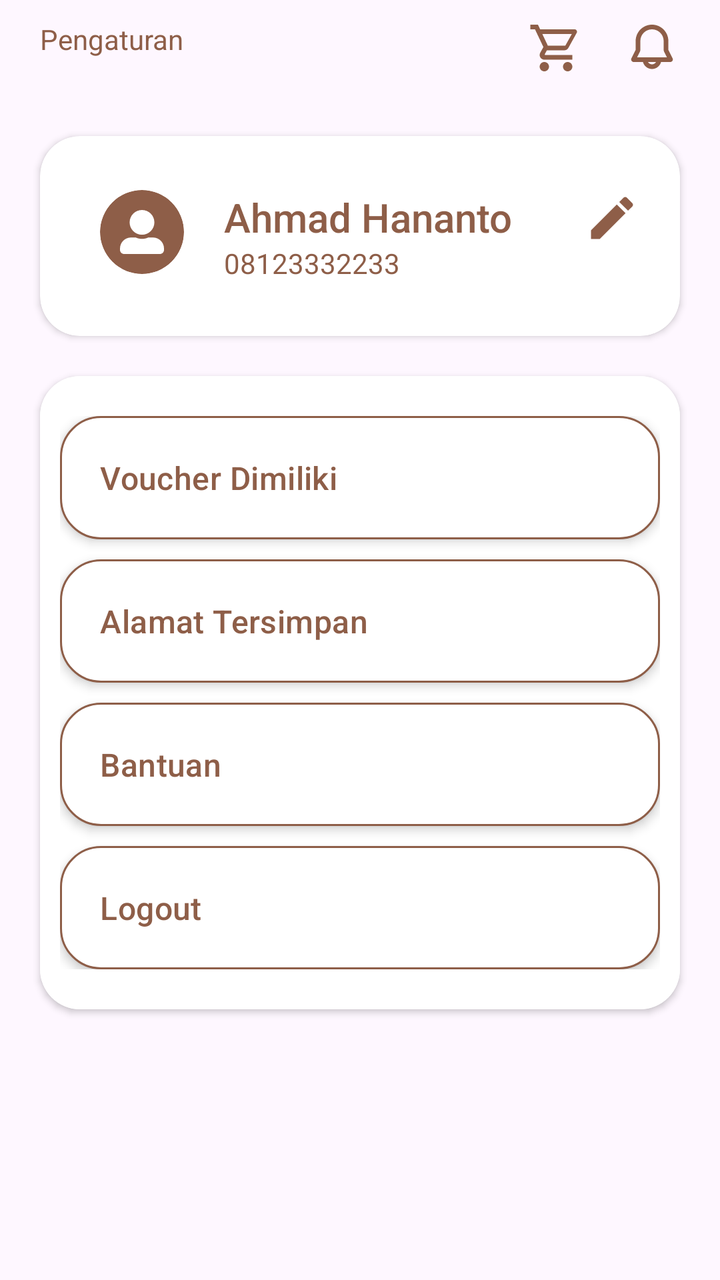
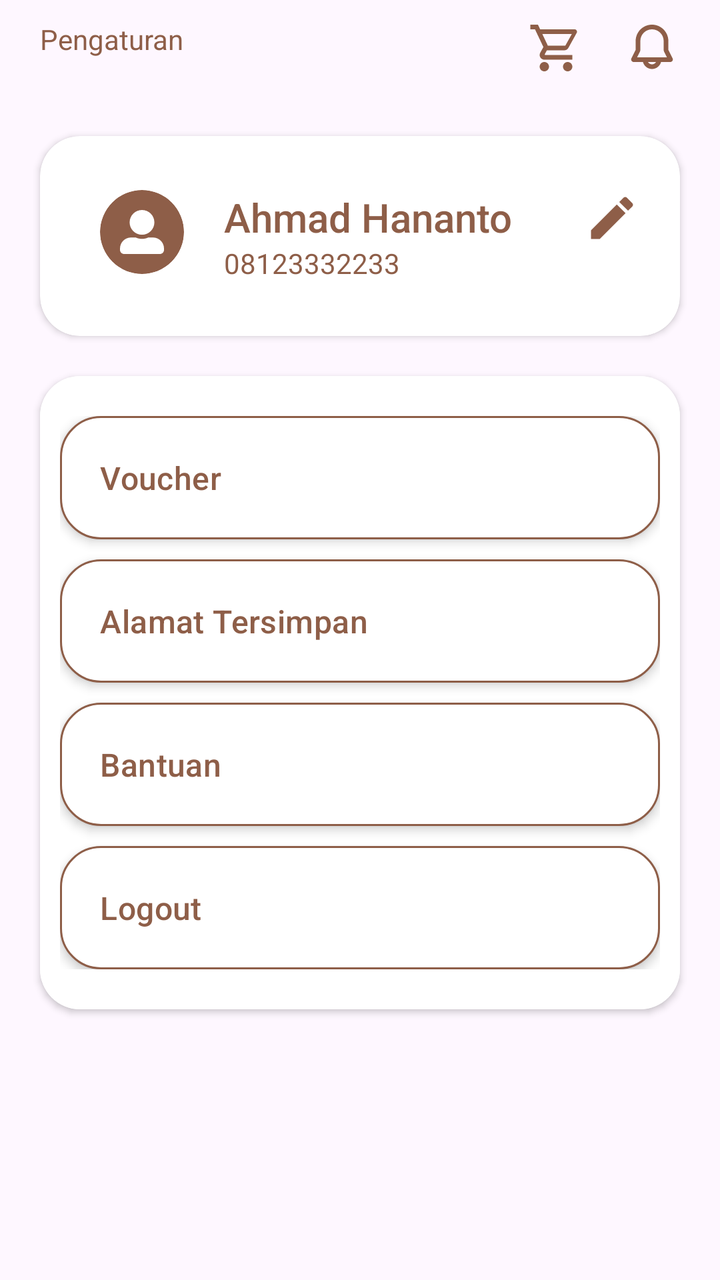

Compare the two renders of this Android layout. The source of the first and the diff that turns it into the second are given below.
<!-- AndroidManifest.xml: application theme Theme.RahmatBakery -->
<!-- res/layout/fragment_pengaturan.xml -->
<?xml version="1.0" encoding="utf-8"?>
<LinearLayout xmlns:android="http://schemas.android.com/apk/res/android"
    xmlns:tools="http://schemas.android.com/tools"
    android:layout_width="match_parent"
    android:layout_height="match_parent"
    xmlns:app="http://schemas.android.com/apk/res-auto"
    tools:context=".pelanggan.PengaturanFragment"
    android:orientation="vertical">

    <RelativeLayout
        android:layout_width="match_parent"
        android:layout_height="wrap_content"
        android:padding="10dp"
        >

        <TextView
            android:layout_marginLeft="10dp"
            android:layout_width="wrap_content"
            android:layout_height="wrap_content"
            android:text="Pengaturan"
            android:textColor="@color/primary"
            style="@style/TextAppearance.Material3.HeadlineSmall.Emphasized"
            />

        <ImageView
            android:id="@+id/icon_cart"
            android:layout_width="28dp"
            android:layout_height="28dp"
            android:background="@android:color/transparent"
            android:src="@drawable/cart"
            android:layout_marginRight="20dp"
            android:layout_toLeftOf="@id/icon_notif"
            />

        <ImageView
            android:id="@+id/icon_notif"
            android:layout_width="28dp"
            android:layout_height="28dp"
            android:background="@android:color/transparent"
            android:src="@drawable/notif"
            android:layout_alignParentEnd="true"
            android:layout_marginRight="10dp"
            />

    </RelativeLayout>

    <androidx.cardview.widget.CardView
        android:layout_width="match_parent"
        android:layout_height="100dp"
        android:background="@color/white"
        android:backgroundTint="@color/white"
        android:layout_margin="20dp"
        app:cardCornerRadius="20dp"
        android:elevation="5dp"
        >
        <RelativeLayout
            android:padding="20dp"
            android:layout_width="match_parent"
            android:layout_height="match_parent"
            android:gravity="center_vertical">

            <ImageView
                android:id="@+id/img_profil"
                android:layout_width="42dp"
                android:layout_height="42dp"
                android:layout_marginLeft="10dp"
                android:background="@drawable/circle_background"
                android:clipToOutline="true"
                android:padding="10dp"
                android:src="@drawable/profil" />

            <TextView
                android:layout_marginLeft="20dp"
                android:id="@+id/username"
                android:layout_width="wrap_content"
                android:layout_height="wrap_content"
                android:text="Ahmad Hananto"
                android:layout_toRightOf="@id/img_profil"
                style="@style/TextAppearance.AppCompat.Title"
                android:textColor="@color/primary"
            />
            <TextView
                android:layout_marginLeft="20dp"
                android:layout_width="wrap_content"
                android:layout_height="wrap_content"
                android:text="08123332233"
                android:layout_below="@id/username"
                android:layout_toRightOf="@id/img_profil"
                style="@style/TextAppearance.AppCompat.Small"
                android:textColor="@color/primary"
            />

            <ImageView
                android:layout_width="28dp"
                android:layout_height="28dp"
                android:src="@drawable/pencil"
                android:layout_alignParentEnd="true"
                android:layout_alignParentTop="true"/>

        </RelativeLayout>

    </androidx.cardview.widget.CardView>

    <androidx.cardview.widget.CardView
        android:layout_width="match_parent"
        android:layout_height="wrap_content"
        android:elevation="3dp"
        android:layout_marginHorizontal="20dp"
        app:cardCornerRadius="20dp"
        >

    <ScrollView
        android:layout_width="match_parent"
        android:layout_height="wrap_content">

    <LinearLayout
        android:layout_width="match_parent"
        android:layout_height="wrap_content"
        android:orientation="vertical"
        android:background="@color/card_light_bg"
        android:paddingHorizontal="10dp"
        android:paddingVertical="20dp"
        >
        <TextView
            android:id="@+id/voucher_dimiliki"
            android:elevation="3dp"
            style="@style/TextAppearance.Material3.ActionBar.Subtitle"
            android:textColor="@color/primary"
            android:layout_width="match_parent"
            android:layout_height="wrap_content"
            android:text="Voucher Dimiliki"
            android:paddingHorizontal="20dp"
            android:paddingVertical="20dp"
            android:layout_marginBottom="10dp"
            android:background="@drawable/btn_outline"/>
        <TextView
            android:id="@+id/btn_alamat"
            android:elevation="3dp"
            style="@style/TextAppearance.Material3.ActionBar.Subtitle"
            android:textColor="@color/primary"
            android:layout_width="match_parent"
            android:layout_height="wrap_content"
            android:text="Alamat Tersimpan"
            android:paddingHorizontal="20dp"
            android:paddingVertical="20dp"
            android:layout_marginBottom="10dp"
            android:background="@drawable/btn_outline"/>
        <TextView
            android:elevation="3dp"
            style="@style/TextAppearance.Material3.ActionBar.Subtitle"
            android:textColor="@color/primary"
            android:layout_width="match_parent"
            android:layout_height="wrap_content"
            android:text="Bantuan"
            android:paddingHorizontal="20dp"
            android:paddingVertical="20dp"
            android:layout_marginBottom="10dp"
            android:background="@drawable/btn_outline"/>
        <TextView
            android:id="@+id/logout"
            android:elevation="3dp"
            style="@style/TextAppearance.Material3.ActionBar.Subtitle"
            android:textColor="@color/primary"
            android:layout_width="match_parent"
            android:layout_height="wrap_content"
            android:text="Logout"
            android:paddingHorizontal="20dp"
            android:paddingVertical="20dp"
            android:background="@drawable/btn_outline"/>
    </LinearLayout>

    </ScrollView>

    </androidx.cardview.widget.CardView>



</LinearLayout>
<!-- resources referenced by this layout -->
<resources>
  <color name="card_light_bg">#FFFFFF</color>
  <color name="primary">#8E5E48</color>
  <color name="white">#FFFFFFFF</color>
  <!-- drawable btn_outline (drawable) -->
  <?xml version="1.0" encoding="utf-8"?>
  <shape xmlns:android="http://schemas.android.com/apk/res/android">
      <solid android:color="@color/white"/>
      <corners android:radius="20dp" />
      <padding android:left="20dp" android:top="10dp"
          android:right="20dp" android:bottom="10dp" />
      <stroke android:color="@color/primary" android:width="1dp" />
  </shape>
  <!-- drawable circle_background (drawable) -->
  <?xml version="1.0" encoding="utf-8"?>
  <shape xmlns:android="http://schemas.android.com/apk/res/android"
      android:shape="oval">
  
      <solid android:color="@color/primary"/> 
  
  </shape>
  <!-- drawable notif (drawable) -->
  <vector xmlns:android="http://schemas.android.com/apk/res/android"
      android:width="36dp"
      android:height="36dp"
      android:viewportWidth="36"
      android:viewportHeight="36">
    <path
        android:pathData="M7.5,13.5C7.5,10.715 8.606,8.045 10.575,6.075C12.545,4.106 15.215,3 18,3C20.785,3 23.455,4.106 25.425,6.075C27.394,8.045 28.5,10.715 28.5,13.5V19.146L31.233,24.612C31.359,24.864 31.418,25.143 31.406,25.424C31.393,25.705 31.309,25.978 31.161,26.218C31.013,26.457 30.806,26.654 30.561,26.791C30.315,26.928 30.038,27 29.757,27H23.811C23.477,28.287 22.726,29.427 21.674,30.241C20.622,31.055 19.33,31.497 18,31.497C16.67,31.497 15.378,31.055 14.326,30.241C13.274,29.427 12.523,28.287 12.189,27H6.243C5.962,27 5.685,26.928 5.439,26.791C5.194,26.654 4.987,26.457 4.839,26.218C4.691,25.978 4.607,25.705 4.594,25.424C4.582,25.143 4.641,24.864 4.767,24.612L7.5,19.146V13.5ZM15.402,27C15.665,27.456 16.044,27.835 16.5,28.098C16.956,28.361 17.473,28.5 18,28.5C18.527,28.5 19.044,28.361 19.5,28.098C19.956,27.835 20.335,27.456 20.598,27H15.402ZM18,6C16.011,6 14.103,6.79 12.697,8.197C11.29,9.603 10.5,11.511 10.5,13.5V19.146C10.5,19.611 10.392,20.071 10.184,20.487L8.429,24H27.573L25.818,20.487C25.609,20.071 25.5,19.612 25.5,19.146V13.5C25.5,11.511 24.71,9.603 23.303,8.197C21.897,6.79 19.989,6 18,6Z"
        android:fillColor="#8E5E48"
        android:fillType="evenOdd"/>
  </vector>
  <!-- drawable pencil (drawable) -->
  <vector xmlns:android="http://schemas.android.com/apk/res/android" android:height="32dp" android:viewportHeight="22" android:viewportWidth="22" android:width="32dp">
        
      <path android:fillColor="#8E5E48" android:pathData="M18.984,6.453C19.342,6.096 19.342,5.5 18.984,5.161L16.839,3.016C16.5,2.658 15.904,2.658 15.547,3.016L13.86,4.693L17.298,8.131M2.75,15.813V19.25H6.188L16.326,9.103L12.888,5.665L2.75,15.813Z"/>
      
  </vector>
  <!-- drawable profil (drawable) -->
  <vector xmlns:android="http://schemas.android.com/apk/res/android"
      android:width="31dp"
      android:height="31dp"
      android:viewportWidth="31"
      android:viewportHeight="31">
    <path
        android:pathData="M15.5,17.438C20.313,17.438 24.219,13.532 24.219,8.719C24.219,3.905 20.313,0 15.5,0C10.686,0 6.781,3.905 6.781,8.719C6.781,13.532 10.686,17.438 15.5,17.438ZM23.25,19.375H19.914C18.57,19.993 17.074,20.344 15.5,20.344C13.926,20.344 12.436,19.993 11.086,19.375H7.75C3.469,19.375 0,22.844 0,27.125V28.094C0,29.698 1.302,31 2.906,31H28.094C29.698,31 31,29.698 31,28.094V27.125C31,22.844 27.531,19.375 23.25,19.375Z"
        android:fillColor="#ffffff"/>
  </vector>
  <style name="Theme.RahmatBakery" parent="Base.Theme.RahmatBakery" />
  <style name="Base.Theme.RahmatBakery" parent="Theme.Material3.DayNight.NoActionBar">
          
           <item name="colorPrimary">@color/primary</item>
          <item name="colorOnPrimary">@color/background</item>
          <item name="colorSecondary">@color/primary</item>
          <item name="colorOnSecondary">@color/background</item>
  
      </style>
  <color name="background">#FFF6F3</color>
  <!-- unchanged entries left out for length: 1 -->
</resources>

<!-- the commit's change to res/layout/fragment_pengaturan.xml (unified diff, before → after) -->
@@ -122,13 +122,13 @@
         android:paddingVertical="20dp"
         >
         <TextView
-            android:id="@+id/voucher_dimiliki"
+            android:id="@+id/btn_voucher"
             android:elevation="3dp"
             style="@style/TextAppearance.Material3.ActionBar.Subtitle"
             android:textColor="@color/primary"
             android:layout_width="match_parent"
             android:layout_height="wrap_content"
-            android:text="Voucher Dimiliki"
+            android:text="Voucher "
             android:paddingHorizontal="20dp"
             android:paddingVertical="20dp"
             android:layout_marginBottom="10dp"
@@ -146,6 +146,7 @@
             android:layout_marginBottom="10dp"
             android:background="@drawable/btn_outline"/>
         <TextView
+            android:id="@+id/btn_bantuan"
             android:elevation="3dp"
             style="@style/TextAppearance.Material3.ActionBar.Subtitle"
             android:textColor="@color/primary"
